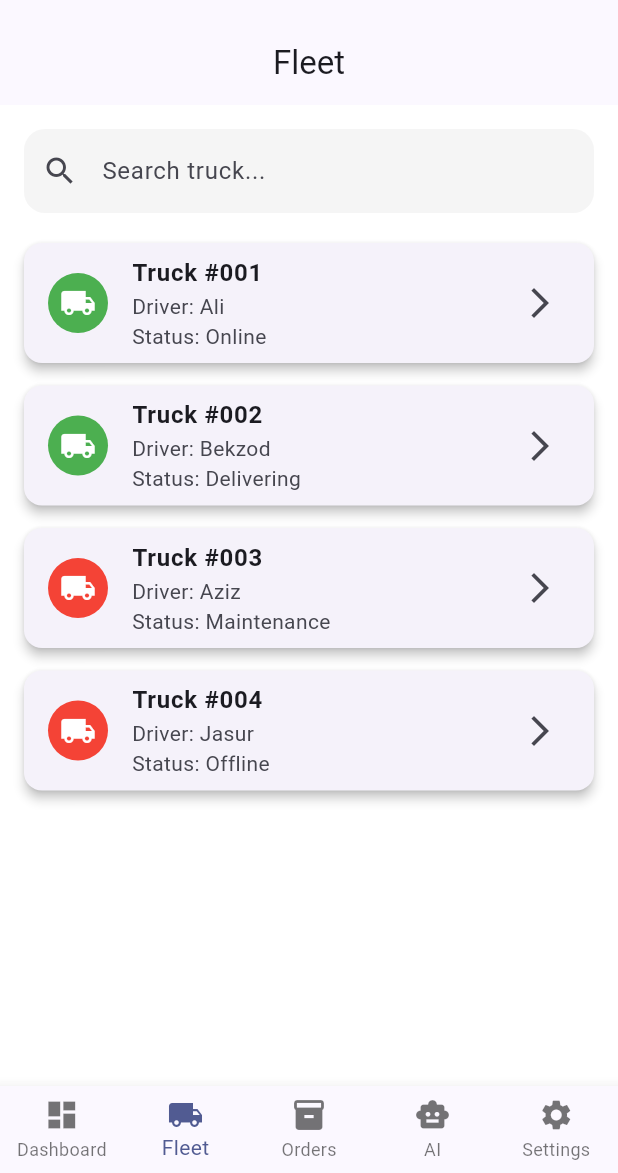
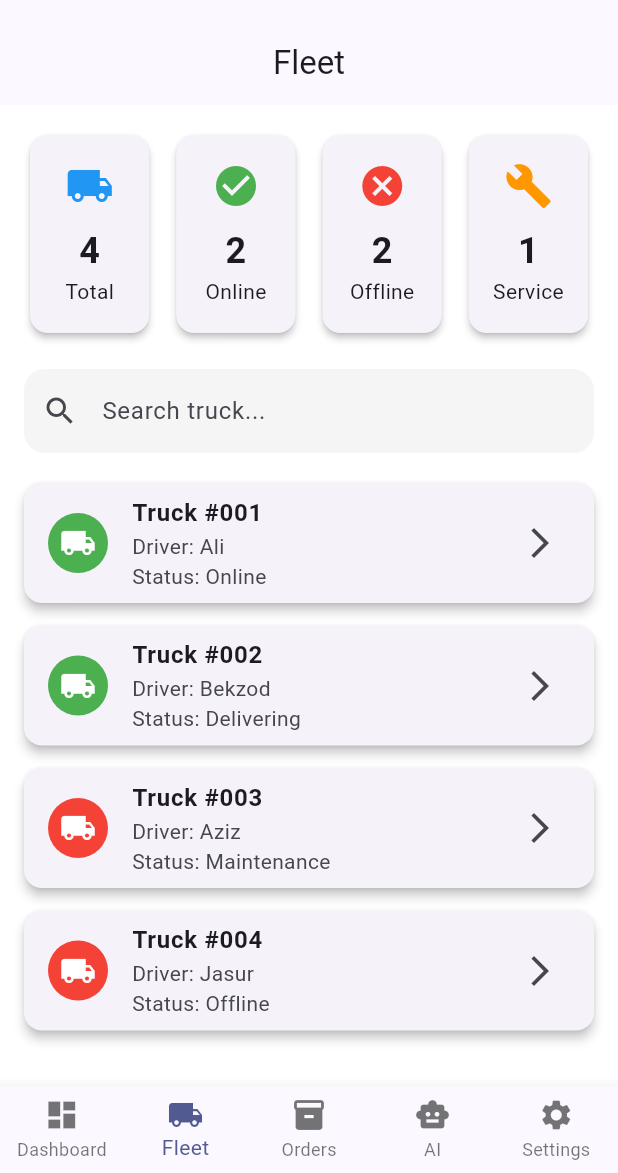
Before and after one commit to 43x5c6fvg7/Nobelion, a Flutter app: the screen it shows after launch, item 2 of the bottom bar chosen, on a phone screen of 412 x 824 dp, the part 63-1236 px from its top. Run offline on Flutter 3.47's test engine with Material 3 defaults, Android fonts, the phone set to English and light mode, and no system bars.

Commit message:
Sprint 5 Day 4 - Fleet statistics dashboard

```diff
--- a/lib/features/fleet/fleet_screen.dart
+++ b/lib/features/fleet/fleet_screen.dart
@@ -3,6 +3,7 @@ import 'package:flutter/material.dart';
 import '../../data/mock/truck_data.dart';
 import '../../models/truck.dart';
 import 'widgets/fleet_search.dart';
+import 'widgets/fleet_stats.dart';
 import 'widgets/truck_card.dart';
 
 class FleetScreen extends StatefulWidget {
@@ -38,6 +39,18 @@ class _FleetScreenState extends State<FleetScreen> {
     });
   }
 
+  int get totalTrucks => trucks.length;
+
+  int get onlineTrucks =>
+      trucks.where((truck) => truck.isOnline).length;
+
+  int get offlineTrucks =>
+      trucks.where((truck) => !truck.isOnline).length;
+
+  int get maintenanceTrucks => trucks
+      .where((truck) => truck.status.toLowerCase() == "maintenance")
+      .length;
+
   @override
   Widget build(BuildContext context) {
     return Scaffold(
@@ -48,6 +61,15 @@ class _FleetScreenState extends State<FleetScreen> {
         padding: const EdgeInsets.all(16),
         child: Column(
           children: [
+            FleetStats(
+              total: totalTrucks,
+              online: onlineTrucks,
+              offline: offlineTrucks,
+              maintenance: maintenanceTrucks,
+            ),
+
+            const SizedBox(height: 20),
+
             FleetSearch(
               onChanged: searchTruck,
             ),
--- a/lib/features/fleet/widgets/fleet_stats.dart
+++ b/lib/features/fleet/widgets/fleet_stats.dart
@@ -0,0 +1,87 @@
+import 'package:flutter/material.dart';
+
+class FleetStats extends StatelessWidget {
+  final int total;
+  final int online;
+  final int offline;
+  final int maintenance;
+
+  const FleetStats({
+    super.key,
+    required this.total,
+    required this.online,
+    required this.offline,
+    required this.maintenance,
+  });
+
+  Widget buildItem(
+    IconData icon,
+    Color color,
+    String title,
+    int value,
+  ) {
+    return Expanded(
+      child: Card(
+        elevation: 2,
+        child: Padding(
+          padding: const EdgeInsets.symmetric(
+            vertical: 18,
+          ),
+          child: Column(
+            children: [
+              Icon(
+                icon,
+                color: color,
+                size: 32,
+              ),
+              const SizedBox(height: 10),
+              Text(
+                "$value",
+                style: const TextStyle(
+                  fontSize: 24,
+                  fontWeight: FontWeight.bold,
+                ),
+              ),
+              Text(title),
+            ],
+          ),
+        ),
+      ),
+    );
+  }
+
+  @override
+  Widget build(BuildContext context) {
+    return Row(
+      children: [
+        buildItem(
+          Icons.local_shipping,
+          Colors.blue,
+          "Total",
+          total,
+        ),
+        const SizedBox(width: 10),
+        buildItem(
+          Icons.check_circle,
+          Colors.green,
+          "Online",
+          online,
+        ),
+        const SizedBox(width: 10),
+        buildItem(
+          Icons.cancel,
+          Colors.red,
+          "Offline",
+          offline,
+        ),
+        const SizedBox(width: 10),
+        buildItem(
+          Icons.build,
+          Colors.orange,
+          "Service",
+          maintenance,
+        ),
+      ],
+    );
+  }
+}
```
